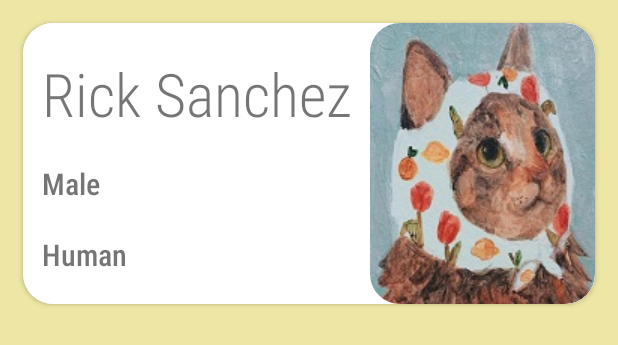
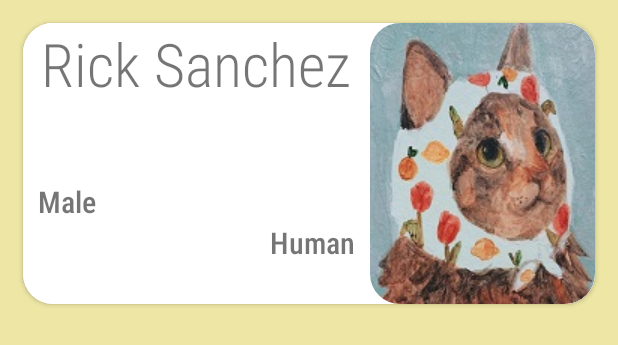
Before and after one commit to januarydayfin/RickAndMortyApplication, an Android app: the layout card_template.xml on its own in the app's theme, with its tools: preview values and no code run, on a phone screen of 412 x 824 dp. Shown: the top 345 px of the screen. Run offline under Robolectric (Android 15) with nearby library versions, the phone set to English and light mode, and no system bars.

Commit message:
Paging + layout

```diff
--- a/app/src/main/java/com/krayapp/rickandmortyapplication/view/MainFragment.kt
+++ b/app/src/main/java/com/krayapp/rickandmortyapplication/view/MainFragment.kt
@@ -23,6 +23,10 @@ class MainFragment : Fragment(R.layout.main_fragment), OpenCharacterDelegate {
     private val viewModel: MainViewModel by viewModel()
     private val characterAdapter = CharacterAdapter(this)
 
+    override fun onCreate(savedInstanceState: Bundle?) {
+        super.onCreate(savedInstanceState)
+        viewModel.loadCharacters()
+    }
     override fun onViewCreated(view: View, savedInstanceState: Bundle?) {
         super.onViewCreated(view, savedInstanceState)
         viewBinding.mainRecycler.adapter = characterAdapter
--- a/app/src/main/res/layout/card_template.xml
+++ b/app/src/main/res/layout/card_template.xml
@@ -2,11 +2,11 @@
 <androidx.cardview.widget.CardView xmlns:android="http://schemas.android.com/apk/res/android"
     xmlns:app="http://schemas.android.com/apk/res-auto"
     xmlns:tools="http://schemas.android.com/tools"
+    style="@style/CardDefaultStyle"
     android:layout_width="match_parent"
     android:layout_height="wrap_content"
-    style="@style/CardDefaultStyle"
-    android:theme="@style/CardDefaultStyle"
-    android:layout_margin="15dp">
+    android:layout_margin="15dp"
+    android:theme="@style/CardDefaultStyle">
 
     <androidx.constraintlayout.widget.ConstraintLayout
         android:layout_width="match_parent"
@@ -23,32 +23,38 @@
             app:shapeAppearanceOverlay="@style/roundedImageView" />
 
         <TextView
+            android:layout_marginStart="10dp"
             android:id="@+id/gender"
-            android:textStyle="bold"
             android:layout_width="wrap_content"
             android:layout_height="wrap_content"
             android:textSize="20sp"
+            android:textStyle="bold"
             app:layout_constraintBottom_toTopOf="@+id/race"
-            app:layout_constraintStart_toStartOf="@+id/name"
+            app:layout_constraintStart_toStartOf="parent"
             app:layout_constraintTop_toBottomOf="@+id/name"
             tools:text="Male" />
 
         <TextView
+            android:layout_marginEnd="10dp"
             android:id="@+id/race"
             android:layout_width="wrap_content"
             android:layout_height="wrap_content"
             android:textSize="20sp"
             android:textStyle="bold"
             app:layout_constraintBottom_toBottomOf="parent"
-            app:layout_constraintStart_toStartOf="@+id/gender"
-            app:layout_constraintTop_toBottomOf="@+id/gender"
+            app:layout_constraintEnd_toStartOf="@+id/image"
+            app:layout_constraintTop_toBottomOf="@id/name"
+
             tools:text="Human" />
 
         <TextView
             android:id="@+id/name"
-            android:layout_width="wrap_content"
-            android:layout_height="wrap_content"
-            android:textSize="@dimen/card_name_size"
+            android:layout_width="0dp"
+            android:layout_height="0dp"
+            android:textAlignment="center"
+            app:autoSizeMaxTextSize="40sp"
+            app:autoSizeMinTextSize="20sp"
+            app:autoSizeTextType="uniform"
             app:layout_constraintBottom_toTopOf="@+id/gender"
             app:layout_constraintEnd_toStartOf="@+id/image"
             app:layout_constraintHorizontal_bias="0.5"
```
